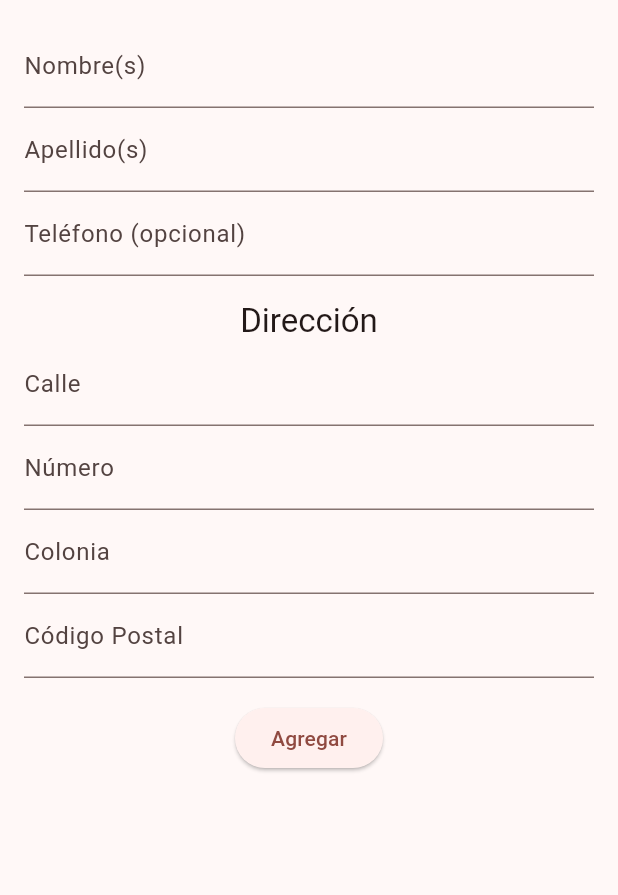
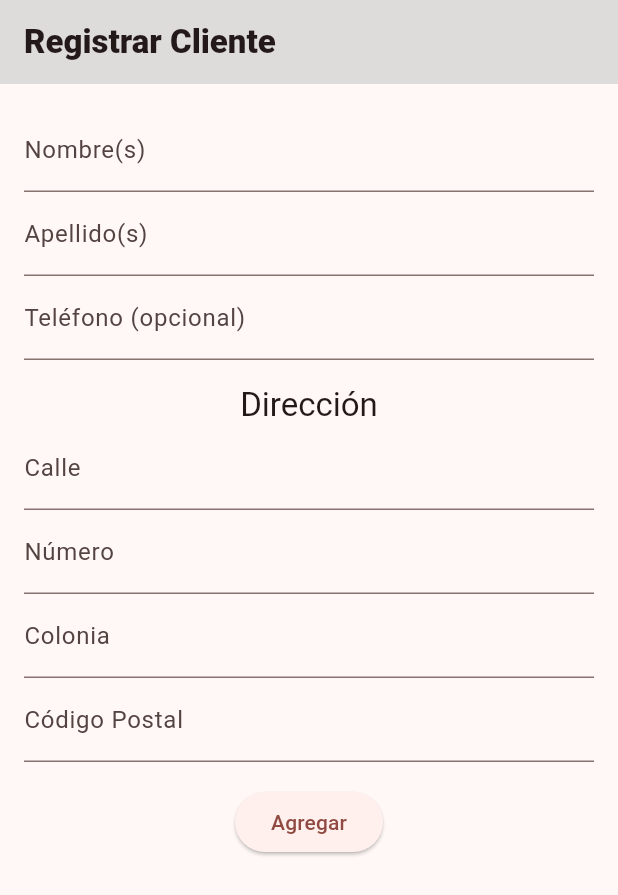
Before and after one commit to ManuelETR/flutter_proyecto_ft, a Flutter app: the RegisterClientScreen screen opened by its route, on a phone screen of 412 x 824 dp. Shown: the top 895 px of the screen. Run offline on Flutter 3.47's test engine with Material 3 defaults, Android fonts, the phone set to English and light mode, and no system bars; our stand-ins replace animate_do, cloud_firestore, firebase_auth, firebase_core, flutter_riverpod, fluttertoast and 4 more; accounts and stored records are empty.

Commit message:
Appbar registrar cliente arreglado

```diff
--- a/lib/presentation/screens/register_screen/register_options/register_client_screen.dart
+++ b/lib/presentation/screens/register_screen/register_options/register_client_screen.dart
@@ -25,6 +25,10 @@ class _RegisterClientScreenState extends ConsumerState<RegisterClientScreen> {
   @override
   Widget build(BuildContext context) {
     return Scaffold(
+      appBar: AppBar(
+        title: const Text('Registrar Cliente', style: TextStyle(fontWeight: FontWeight.bold)),
+        backgroundColor: const Color.fromARGB(255, 222, 220, 219),
+      ),
       body: ClientForm(
         onSave: _saveClient,
         onClientCreated: () => _showSuccessMessage(context),
```
